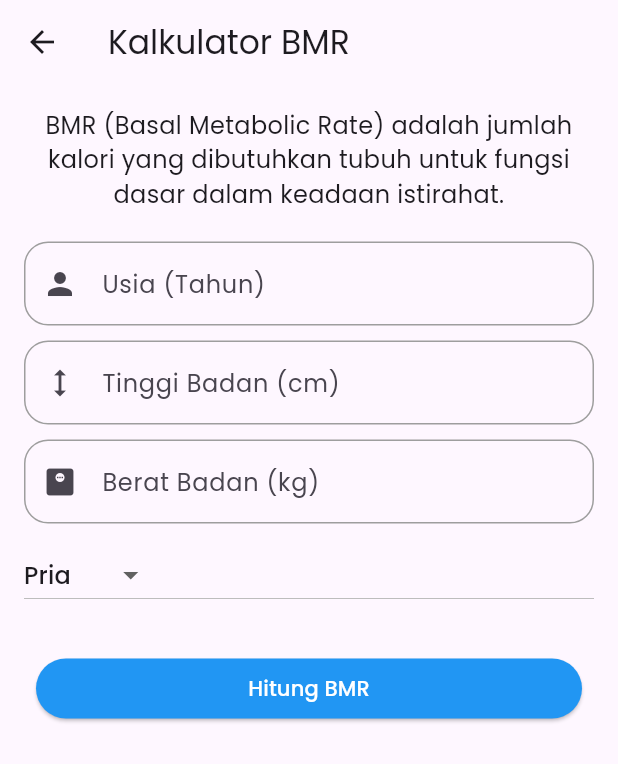
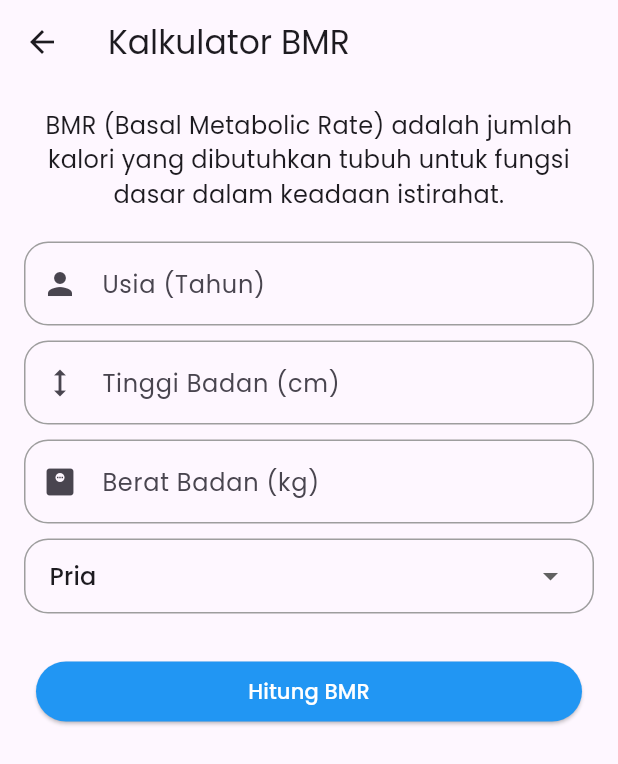
Before and after one commit to lutzzzx/medal, a Flutter app: the BMRCalculatorPage screen opened by its route, on a phone screen of 412 x 824 dp. Shown: the top 764 px of the screen. Run offline on Flutter 3.47's test engine with Material 3 defaults, Android fonts, the phone set to English and light mode, and no system bars; our stand-ins replace cloud_firestore, firebase_auth, firebase_core, flutter_local_notifications, get, google_fonts and 4 more; accounts and stored records are empty.

Commit message:
Perbaikan tampilan dropdown gender

```diff
--- a/lib/modules/calculator/views/bmr_calculator_page.dart
+++ b/lib/modules/calculator/views/bmr_calculator_page.dart
@@ -32,7 +32,6 @@ class BMRCalculatorPage extends StatelessWidget {
               ),
               SizedBox(height: 20.0),
 
-              // Input Usia
               CustomTextFormField(
                 icon: Icon(Icons.person),
                 controller: usiaController,
@@ -41,7 +40,6 @@ class BMRCalculatorPage extends StatelessWidget {
               ),
               SizedBox(height: 10.0),
 
-              // Input Tinggi Badan
               CustomTextFormField(
                 icon: Icon(Icons.height),
                 controller: tinggiBadanController,
@@ -50,7 +48,6 @@ class BMRCalculatorPage extends StatelessWidget {
               ),
               SizedBox(height: 10.0),
 
-              // Input Berat Badan
               CustomTextFormField(
                 icon: Icon(Icons.monitor_weight),
                 controller: beratBadanController,
@@ -59,8 +56,17 @@ class BMRCalculatorPage extends StatelessWidget {
               ),
               SizedBox(height: 10.0),
 
-              // Pilihan Jenis Kelamin
-              DropdownButton<String>(
+              Container(
+                padding: EdgeInsets.symmetric(horizontal: 16),
+                decoration: BoxDecoration(
+                  borderRadius: BorderRadius.circular(16),
+                  border: Border.all(
+                    color: Colors.grey,
+                  ),
+                ),
+                child: DropdownButtonHideUnderline(
+                  child: DropdownButton<String>(
+                    isExpanded: true,
                     value: controller.gender.value,
                     items: [
                       DropdownMenuItem(value: "Male", child: Text("Pria")),
@@ -69,6 +75,12 @@ class BMRCalculatorPage extends StatelessWidget {
                     onChanged: (value) {
                       controller.gender.value = value!;
                     },
+                    icon: Icon(Icons.arrow_drop_down),
+                    iconSize: 24,
+                    dropdownColor: Colors.white,
+                    alignment: Alignment.centerLeft,
+                  ),
+                ),
               ),
               SizedBox(height: 20.0),
 
```
Also changed, not shown: lib/modules/calculator/views/body_fat_calculator_page.dart (+17 -1 lines). Lines whose indentation alone changed are shown as unchanged.
